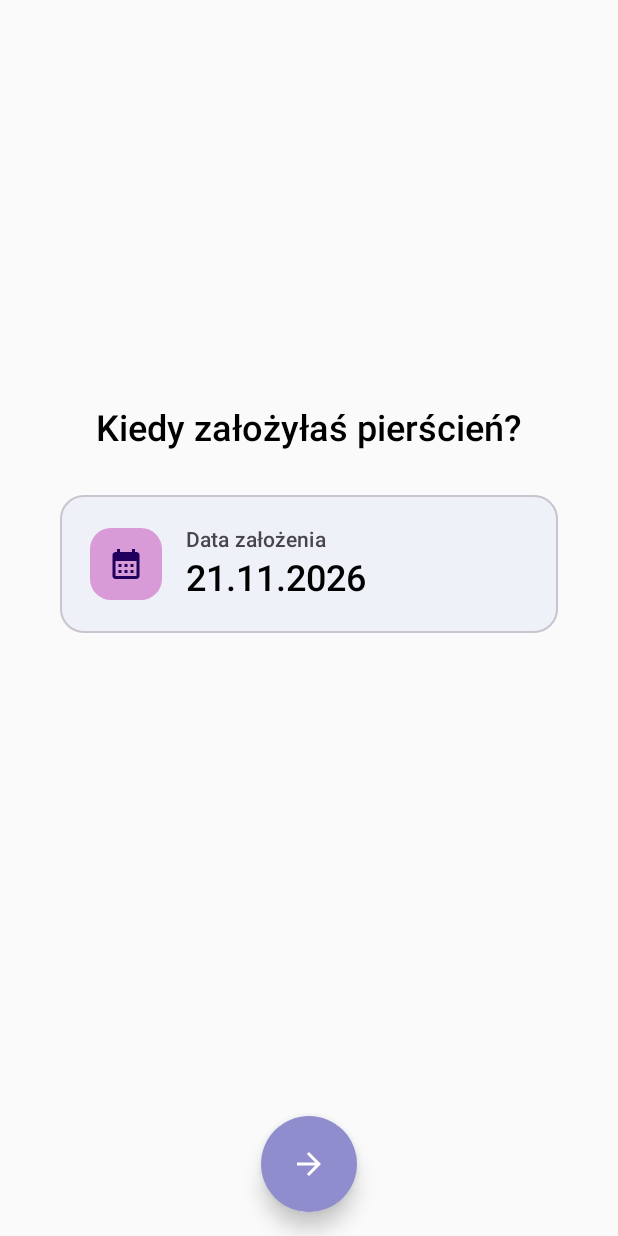
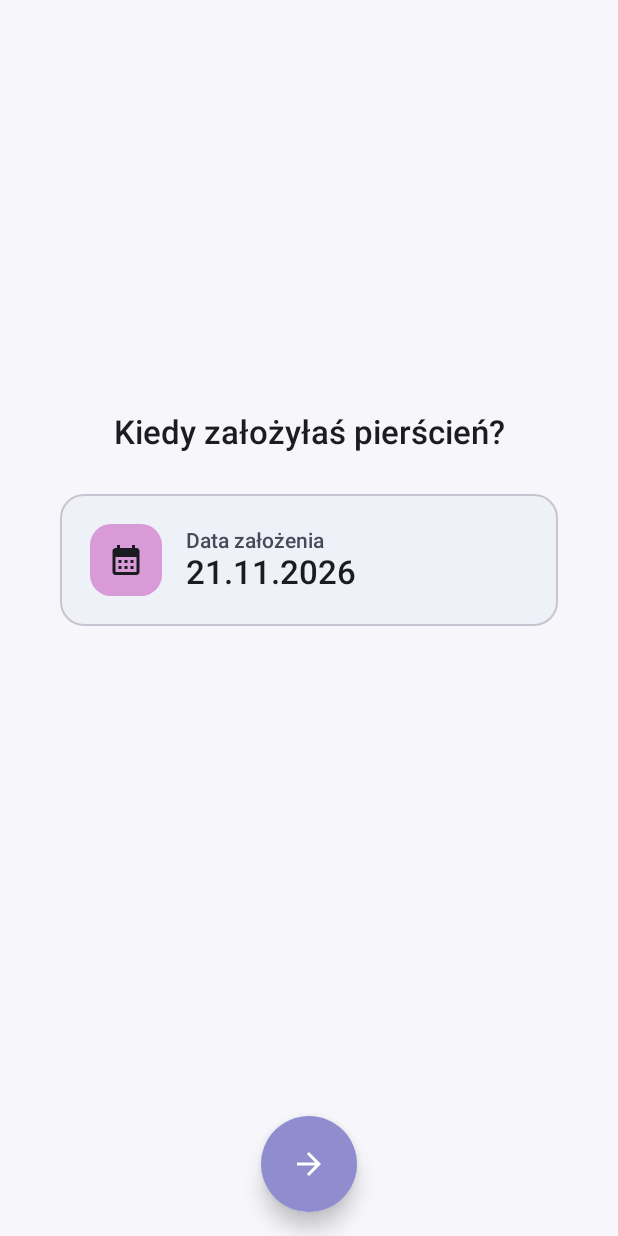
Before and after one commit to NiewidzialnySI/Myring, an Android app built with Jetpack Compose: the screen it shows after launch (MainActivity), on a phone screen of 412 x 824 dp. Run offline under Robolectric (Android 15) with nearby library versions, the phone set to English and light mode, and no system bars; pictures from the network do not load.

Commit message:
UI: insety pod status bar, ciemny motyw, audyt layoutu (#6)
- Home/Setup: statusBarsPadding + navigationBarsPadding (edge-to-edge)
- Belka zapasu niżej; treść okręgu z odstępem od belki
- ThemePreference SYSTEM/LIGHT/DARK + przełącznik w Ustawieniach
- Miękka paleta nocna; ikony status bara dopasowane do motywu
- Kalendarz na colorScheme; typografia Material 3; UI_AUDYT.md

Co-authored-by: Cursor Agent <cursoragent@cursor.com>
Co-authored-by: NiewidzialnySI <NiewidzialnySI@users.noreply.github.com>

```diff
--- a/app/src/main/java/emilka/myring/MainActivity.kt
+++ b/app/src/main/java/emilka/myring/MainActivity.kt
@@ -46,6 +46,7 @@ import androidx.compose.ui.text.font.FontWeight
 import androidx.compose.ui.tooling.preview.Preview
 import androidx.compose.ui.unit.dp
 import emilka.myring.ui.theme.MojeKrążkiTheme
+import emilka.myring.ui.theme.ThemePreference
 import emilka.myring.update.DialogAktualizacjiHost
 import androidx.lifecycle.compose.LifecycleResumeEffect
 import kotlinx.coroutines.delay
@@ -59,10 +60,18 @@ class MainActivity : ComponentActivity() {
         Notifications.createChannels(this)
         enableEdgeToEdge()
         setContent {
-            MojeKrążkiTheme {
-                Box(Modifier.fillMaxSize()) {
-                    MyringApp()
-                    DialogAktualizacjiHost()
+            var themePref by remember {
+                mutableStateOf(SettingsStore.loadThemePreference(this))
+            }
+            MojeKrążkiTheme(themePreference = themePref) {
+                Surface(
+                    modifier = Modifier.fillMaxSize(),
+                    color = MaterialTheme.colorScheme.background
+                ) {
+                    Box(Modifier.fillMaxSize()) {
+                        MyringApp(onThemeChanged = { themePref = it })
+                        DialogAktualizacjiHost()
+                    }
                 }
             }
         }
@@ -77,7 +86,7 @@ class MainActivity : ComponentActivity() {
 }
 
 @Composable
-fun MyringApp() {
+fun MyringApp(onThemeChanged: (ThemePreference) -> Unit = {}) {
     val context = LocalContext.current
     var showSplash by remember { mutableStateOf(true) }
     var started by remember { mutableStateOf(false) }
@@ -156,7 +165,9 @@ fun MyringApp() {
                             onResetApp = {
                                 AppReset.resetToSetup(context, clearStock = false)
                                 started = false
-                            })
+                            },
+                            onThemeChanged = onThemeChanged
+                        )
                     }
             // Splash na WIERZCHU — zasłaniając ekran główny, aż do zakończenia animacji.
             AnimatedVisibility(
@@ -255,7 +266,8 @@ fun HomeScreen(
     weeks: Int,
     nextBreakEnd: LocalDate? = null,
     onCycleRefresh: () -> Unit = {},
-    onResetApp: () -> Unit = {}
+    onResetApp: () -> Unit = {},
+    onThemeChanged: (ThemePreference) -> Unit = {}
 ) {
     val context = androidx.compose.ui.platform.LocalContext.current
     val primary = MaterialTheme.colorScheme.primary
@@ -305,7 +317,7 @@ fun HomeScreen(
             CyclePhase.BREAK -> 360f * phaseProgress * 0.28f      // przerwa: mniejszy łuk dla kontrastu
             CyclePhase.NEW_CYCLE_READY -> 360f
         },
-        animationSpec = tween(1200), label = "sweep"
+        animationSpec = tween(900), label = "sweep"
     )
 
     val arcColor = when (cycle.phase) {
@@ -342,18 +354,32 @@ fun HomeScreen(
     }
 
     // HorizontalPager: Zapas(0) | Okrąg(1) | Kalendarz(2) | Ustawienia(3).
-                Box(Modifier.fillMaxSize()) {
+                Box(
+                    Modifier
+                        .fillMaxSize()
+                        .statusBarsPadding()
+                        .navigationBarsPadding()
+                ) {
                 val ringPage = 1
             val pagerState = rememberPagerState(initialPage = ringPage, pageCount = { 4 })
             HorizontalPager(
                 state = pagerState,
                 modifier = Modifier.fillMaxSize()
             ) { page ->
-                Box(Modifier.fillMaxSize(), contentAlignment = Alignment.Center) {
+                Box(
+                    Modifier.fillMaxSize(),
+                    contentAlignment = Alignment.Center
+                ) {
                     when (page) {
                         0 -> StockSheet(context = context, onStockChanged = { stockTick++ },
                         onBack = { scope.launch { pagerState.animateScrollToPage(ringPage) } })
-                        1 -> Column(horizontalAlignment = Alignment.CenterHorizontally) {
+                        1 -> Column(
+                            horizontalAlignment = Alignment.CenterHorizontally,
+                            modifier = Modifier
+                                .fillMaxWidth()
+                                .padding(horizontal = 20.dp)
+                                .padding(top = 88.dp, bottom = 16.dp)
+                        ) {
                             // Okrąg z wypełnieniem + liczba dni
                             Box(Modifier.size(280.dp), contentAlignment = Alignment.Center) {
                                 Canvas(Modifier.fillMaxSize()) {
@@ -423,6 +449,7 @@ fun HomeScreen(
                                 scope.launch { pagerState.animateScrollToPage(ringPage) }
                             },
                             onReset = onResetApp,
+                            onThemeChanged = onThemeChanged,
                             onBack = { scope.launch { pagerState.animateScrollToPage(ringPage) } }
                         )
                     }
@@ -440,7 +467,7 @@ fun HomeScreen(
                                                                                                                                                                                                                                                                                                                                                                                                                                                                                                                                                                                                                                     refreshKey = stockTick,
                                                                                                                                                                                                                                                                                                                                                                                                                                                                             modifier = Modifier
                                                                                                                                                                                                                                                                                                                                                                                                                                                                                 .align(Alignment.TopCenter)
-                                                                                                                                                                                                                                                                                                                                                                                                                                                                                .padding(top = 24.dp)
+                                                                                                                                                                                                                                                                                                                                                                                                                                                                                .padding(top = 12.dp)
                                                                                                                                                                                                                                                                                                                                                                                                                                                                         )
 
                                                                                                                                                                                                                             }
@@ -451,9 +478,9 @@ fun HomeScreen(
                 private fun CycleCalendarSheet(startDate: LocalDate, weeks: Int, onBack: () -> Unit) {
                                                                     val primary = MaterialTheme.colorScheme.primary
                                                                     val context = androidx.compose.ui.platform.LocalContext.current
-                                                                    val ringColor = Color(0xFF9CD3F2)   // jasnoniebieski: dni z krążkiem
-                                                    val insertColor = Color(0xFFF6A0AC) // różowy: dzień włożenia nowego
-                                                    val breakColor = Color(0xFFE55B5B)  // czerwony: kropelka krwi (bez krążka)
+                                                                    val ringColor = MaterialTheme.colorScheme.secondaryContainer
+                                                    val insertColor = MaterialTheme.colorScheme.secondary
+                                                    val breakColor = MaterialTheme.colorScheme.error
                                     val today = LocalDate.now()
                                     var shown by remember { mutableStateOf(today.withDayOfMonth(1)) }
                                     val fmt = java.time.format.DateTimeFormatter.ofPattern("MM.yyyy")
--- a/app/src/main/java/emilka/myring/SettingsStore.kt
+++ b/app/src/main/java/emilka/myring/SettingsStore.kt
@@ -13,6 +13,7 @@ object SettingsStore {
     private const val KEY_WEEKS = "weeks"
     private const val KEY_REMINDER = "reminder_time"
     private const val KEY_SETUP_DONE = "setup_done"
+    private const val KEY_THEME = "theme_preference"
     private val ISO = DateTimeFormatter.ISO_LOCAL_DATE
 
     fun isSetupDone(context: Context): Boolean =
@@ -43,6 +44,22 @@ object SettingsStore {
         val raw = context.getSharedPreferences(PREFS, Context.MODE_PRIVATE)
             .getString(KEY_REMINDER, null) ?: return null
         return runCatching { LocalTime.parse(raw) }.getOrNull()
+    }
+
+    fun loadThemePreference(context: Context): emilka.myring.ui.theme.ThemePreference {
+        val raw = context.getSharedPreferences(PREFS, Context.MODE_PRIVATE)
+            .getString(KEY_THEME, emilka.myring.ui.theme.ThemePreference.SYSTEM.name)
+            ?: return emilka.myring.ui.theme.ThemePreference.SYSTEM
+        return runCatching {
+            emilka.myring.ui.theme.ThemePreference.valueOf(raw)
+        }.getOrDefault(emilka.myring.ui.theme.ThemePreference.SYSTEM)
+    }
+
+    fun saveThemePreference(context: Context, preference: emilka.myring.ui.theme.ThemePreference) {
+        context.getSharedPreferences(PREFS, Context.MODE_PRIVATE)
+            .edit()
+            .putString(KEY_THEME, preference.name)
+            .apply()
     }
 
     // ---- Realnie potwierdzone daty cyklu (przesuwają następne etapy) ----
--- a/app/src/main/java/emilka/myring/SetupScreen.kt
+++ b/app/src/main/java/emilka/myring/SetupScreen.kt
@@ -105,6 +105,8 @@ fun SetupScreen(onFinish: (startDate: LocalDate, weeks: Int, reminderTime: Local
             Column(
                     Modifier
                         .fillMaxSize()
+                        .statusBarsPadding()
+                        .navigationBarsPadding()
                         .padding(horizontal = 24.dp, vertical = 16.dp),
                     horizontalAlignment = Alignment.CenterHorizontally
                 ) {
--- a/app/src/main/java/emilka/myring/StockSheet.kt
+++ b/app/src/main/java/emilka/myring/StockSheet.kt
@@ -59,6 +59,7 @@ fun StockSheet(context: Context, onBack: () -> Unit = {}, onStockChanged: () ->
     Surface(
         Modifier
             .fillMaxWidth()
+            .padding(horizontal = 12.dp)
             .pointerInput(Unit) {
                 detectHorizontalDragGestures { _, dragAmount ->
                     if (kotlin.math.abs(dragAmount) < 50f) return@detectHorizontalDragGestures
--- a/app/src/main/java/emilka/myring/ui/theme/Color.kt
+++ b/app/src/main/java/emilka/myring/ui/theme/Color.kt
@@ -2,22 +2,35 @@ package emilka.myring.ui.theme
 
 import androidx.compose.ui.graphics.Color
 
-// Paleta Myring
-val Pink       = Color(0xFFF6A0AC)
-val Blue       = Color(0xFFA1C3E7)
-val Purple     = Color(0xFF908DCE)
-val DarkPink   = Color(0xFFE47C9C)
-val LightGray  = Color(0xFFEEF1F8)
-val Lilac      = Color(0xFFD99BD8)
+// --- Marka (jasny) ---
+val Pink = Color(0xFFF6A0AC)
+val Blue = Color(0xFFA1C3E7)
+val Purple = Color(0xFF908DCE)
+val DarkPink = Color(0xFFE47C9C)
+val LightGray = Color(0xFFEEF1F8)
+val Lilac = Color(0xFFD99BD8)
 
-// Mapowanie na Material3 (używane w Theme.kt)
-val Primary        = Purple
+val Primary = Purple
 val PrimaryContainer = Lilac
-val Secondary      = Pink
+val Secondary = Pink
 val SecondaryContainer = Blue
-val Tertiary       = DarkPink
-val Surface        = LightGray
-val Background     = Color.White
-val OnPrimary      = Color.White
-val OnSurface      = Color.Black
-val OnBackground   = Color.Black
+val Tertiary = DarkPink
+val Surface = LightGray
+val Background = Color(0xFFF7F6FB)
+val OnPrimary = Color.White
+val OnSurface = Color(0xFF1C1B22)
+val OnBackground = Color(0xFF1C1B22)
+
+// --- Motyw ciemny (miękki, nie razi w nocy) ---
+val DarkBackground = Color(0xFF12131A)
+val DarkSurface = Color(0xFF1C1E28)
+val DarkSurfaceVariant = Color(0xFF2A2C38)
+val DarkPrimary = Color(0xFFB9B4E8)
+val DarkPrimaryContainer = Color(0xFF4A4670)
+val DarkSecondary = Color(0xFFE8A8B4)
+val DarkSecondaryContainer = Color(0xFF4A3A48)
+val DarkTertiary = Color(0xFFE08AA4)
+val DarkOnPrimary = Color(0xFF2A2740)
+val DarkOnSurface = Color(0xFFE6E4EF)
+val DarkOnBackground = Color(0xFFE6E4EF)
+val DarkOutline = Color(0xFF5C5A6E)
--- a/app/src/main/java/emilka/myring/ui/theme/Theme.kt
+++ b/app/src/main/java/emilka/myring/ui/theme/Theme.kt
@@ -2,61 +2,102 @@ package emilka.myring.ui.theme
 
 import android.app.Activity
 import android.os.Build
+import androidx.compose.foundation.isSystemInDarkTheme
 import androidx.compose.material3.MaterialTheme
 import androidx.compose.material3.darkColorScheme
 import androidx.compose.material3.dynamicDarkColorScheme
 import androidx.compose.material3.dynamicLightColorScheme
 import androidx.compose.material3.lightColorScheme
 import androidx.compose.runtime.Composable
+import androidx.compose.runtime.SideEffect
+import androidx.compose.ui.graphics.Color
+import androidx.compose.ui.graphics.toArgb
 import androidx.compose.ui.platform.LocalContext
+import androidx.compose.ui.platform.LocalView
+import androidx.core.view.WindowCompat
+
+/** Preferencja wyglądu: system / jasny / ciemny. */
+enum class ThemePreference {
+    SYSTEM, LIGHT, DARK
+}
 
 private val DarkColorScheme = darkColorScheme(
-    primary = Primary,
-    primaryContainer = PrimaryContainer,
-    secondary = Secondary,
-    secondaryContainer = SecondaryContainer,
-    tertiary = Tertiary,
-    surface = Surface,
-    background = Background,
-    onPrimary = OnPrimary,
-    onSecondary = OnPrimary,
-    onTertiary = OnPrimary,
-    onSurface = OnSurface,
-    onBackground = OnBackground,
+    primary = DarkPrimary,
+    onPrimary = DarkOnPrimary,
+    primaryContainer = DarkPrimaryContainer,
+    onPrimaryContainer = DarkOnSurface,
+    secondary = DarkSecondary,
+    onSecondary = DarkOnPrimary,
+    secondaryContainer = DarkSecondaryContainer,
+    onSecondaryContainer = DarkOnSurface,
+    tertiary = DarkTertiary,
+    onTertiary = DarkOnPrimary,
+    background = DarkBackground,
+    onBackground = DarkOnBackground,
+    surface = DarkSurface,
+    onSurface = DarkOnSurface,
+    surfaceVariant = DarkSurfaceVariant,
+    onSurfaceVariant = Color(0xFFC5C2D4),
+    outline = DarkOutline,
+    error = Color(0xFFFFB4AB),
+    onError = Color(0xFF690005),
 )
 
 private val LightColorScheme = lightColorScheme(
     primary = Primary,
+    onPrimary = OnPrimary,
     primaryContainer = PrimaryContainer,
+    onPrimaryContainer = OnSurface,
     secondary = Secondary,
+    onSecondary = OnPrimary,
     secondaryContainer = SecondaryContainer,
+    onSecondaryContainer = OnSurface,
     tertiary = Tertiary,
+    onTertiary = OnPrimary,
+    background = Background,
+    onBackground = OnBackground,
     surface = Surface,
-    background = Background,
-    onPrimary = OnPrimary,
-    onSecondary = OnPrimary,
-    onTertiary = OnPrimary,
     onSurface = OnSurface,
-    onBackground = OnBackground,
+    surfaceVariant = Color(0xFFE8E6F2),
+    onSurfaceVariant = Color(0xFF4A4758),
+    outline = Color(0xFF7A778A),
+    error = Color(0xFFBA1A1A),
+    onError = Color.White,
 )
 
 @Composable
 fun MojeKrążkiTheme(
-    // Paleta Myring jest zaprojektowana jako jasna/pastelowa — wymuszamy jasny schemat,
-    // żeby ekrany (w tym kalendarz DatePicker) zawsze miały spójne, jasne kolory UI.
-    darkTheme: Boolean = false,
-    // Dynamic color is available on Android 12+
+    themePreference: ThemePreference = ThemePreference.SYSTEM,
     dynamicColor: Boolean = false,
     content: @Composable () -> Unit
 ) {
+    val systemDark = isSystemInDarkTheme()
+    val darkTheme = when (themePreference) {
+        ThemePreference.SYSTEM -> systemDark
+        ThemePreference.LIGHT -> false
+        ThemePreference.DARK -> true
+    }
+
     val colorScheme = when {
         dynamicColor && Build.VERSION.SDK_INT >= Build.VERSION_CODES.S -> {
             val context = LocalContext.current
             if (darkTheme) dynamicDarkColorScheme(context) else dynamicLightColorScheme(context)
         }
-
         darkTheme -> DarkColorScheme
         else -> LightColorScheme
+    }
+
+    val view = LocalView.current
+    if (!view.isInEditMode) {
+        SideEffect {
+            val window = (view.context as? Activity)?.window ?: return@SideEffect
+            window.statusBarColor = Color.Transparent.toArgb()
+            window.navigationBarColor = Color.Transparent.toArgb()
+            WindowCompat.getInsetsController(window, view).apply {
+                isAppearanceLightStatusBars = !darkTheme
+                isAppearanceLightNavigationBars = !darkTheme
+            }
+        }
     }
 
     MaterialTheme(
--- a/app/src/main/java/emilka/myring/ui/theme/Type.kt
+++ b/app/src/main/java/emilka/myring/ui/theme/Type.kt
@@ -6,29 +6,82 @@ import androidx.compose.ui.text.font.FontFamily
 import androidx.compose.ui.text.font.FontWeight
 import androidx.compose.ui.unit.sp
 
-// Set of Material typography styles to start with
 val Typography = Typography(
+    displayLarge = TextStyle(
+        fontFamily = FontFamily.Default,
+        fontWeight = FontWeight.Bold,
+        fontSize = 48.sp,
+        lineHeight = 56.sp,
+        letterSpacing = (-0.5).sp
+    ),
+    displaySmall = TextStyle(
+        fontFamily = FontFamily.Default,
+        fontWeight = FontWeight.Bold,
+        fontSize = 32.sp,
+        lineHeight = 40.sp
+    ),
+    headlineMedium = TextStyle(
+        fontFamily = FontFamily.Default,
+        fontWeight = FontWeight.SemiBold,
+        fontSize = 26.sp,
+        lineHeight = 34.sp
+    ),
+    headlineSmall = TextStyle(
+        fontFamily = FontFamily.Default,
+        fontWeight = FontWeight.SemiBold,
+        fontSize = 22.sp,
+        lineHeight = 28.sp
+    ),
+    titleLarge = TextStyle(
+        fontFamily = FontFamily.Default,
+        fontWeight = FontWeight.SemiBold,
+        fontSize = 20.sp,
+        lineHeight = 26.sp
+    ),
+    titleMedium = TextStyle(
+        fontFamily = FontFamily.Default,
+        fontWeight = FontWeight.Medium,
+        fontSize = 16.sp,
+        lineHeight = 22.sp,
+        letterSpacing = 0.1.sp
+    ),
     bodyLarge = TextStyle(
         fontFamily = FontFamily.Default,
         fontWeight = FontWeight.Normal,
         fontSize = 16.sp,
         lineHeight = 24.sp,
-        letterSpacing = 0.5.sp
-    )
-    /* Other default text styles to override
-    titleLarge = TextStyle(
+        letterSpacing = 0.2.sp
+    ),
+    bodyMedium = TextStyle(
         fontFamily = FontFamily.Default,
         fontWeight = FontWeight.Normal,
-        fontSize = 22.sp,
-        lineHeight = 28.sp,
-        letterSpacing = 0.sp
+        fontSize = 14.sp,
+        lineHeight = 20.sp,
+        letterSpacing = 0.15.sp
+    ),
+    bodySmall = TextStyle(
+        fontFamily = FontFamily.Default,
+        fontWeight = FontWeight.Normal,
+        fontSize = 12.sp,
+        lineHeight = 16.sp
+    ),
+    labelLarge = TextStyle(
+        fontFamily = FontFamily.Default,
+        fontWeight = FontWeight.Medium,
+        fontSize = 14.sp,
+        lineHeight = 20.sp
+    ),
+    labelMedium = TextStyle(
+        fontFamily = FontFamily.Default,
+        fontWeight = FontWeight.Medium,
+        fontSize = 12.sp,
+        lineHeight = 16.sp
     ),
     labelSmall = TextStyle(
         fontFamily = FontFamily.Default,
         fontWeight = FontWeight.Medium,
         fontSize = 11.sp,
-        lineHeight = 16.sp,
-        letterSpacing = 0.5.sp
+        lineHeight = 14.sp,
+        letterSpacing = 0.3.sp
     )
-    */
 )
```
Also changed, not shown: app/src/main/java/emilka/myring/ReminderActivity.kt (+6 -1 lines), app/src/main/java/emilka/myring/SettingsSheet.kt (+73 -18 lines), 1 other file.
